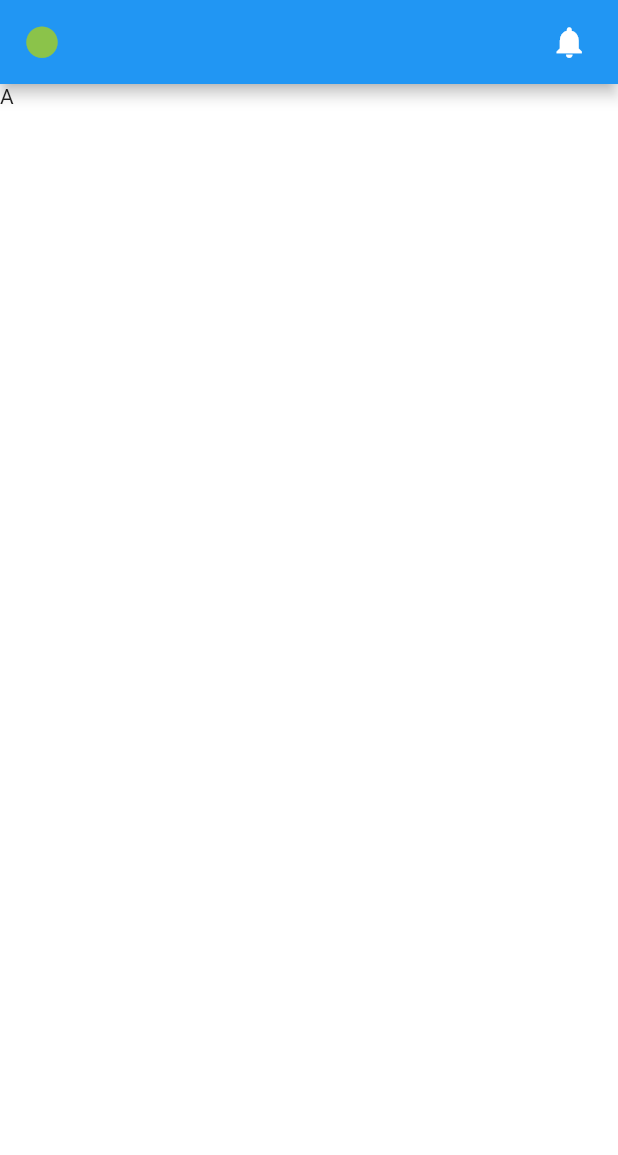
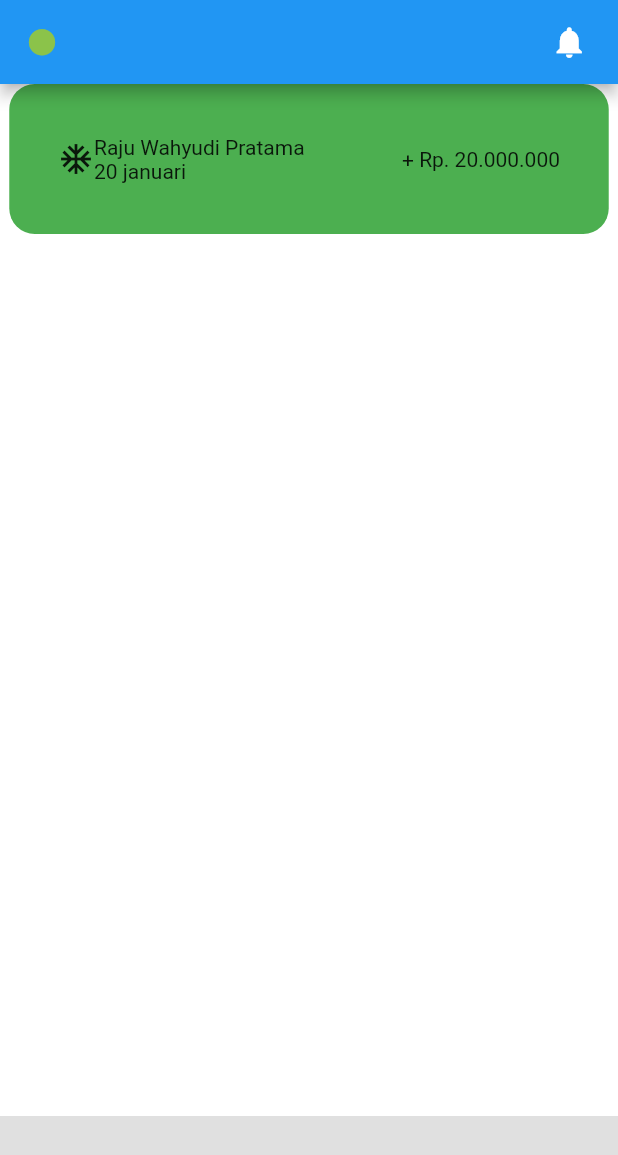
Before and after one commit to rajuwahyudii/mainmenu_mobile_banking-Flutter, a Flutter app: the screen it shows after launch, on a phone screen of 412 x 824 dp. Shown: the top 1155 px of the screen. Run offline on Flutter 3.47's test engine with Material 2 defaults, Android fonts, the phone set to English and light mode, and no system bars.

Commit message:
add history widget for history payment

```diff
--- a/lib/pages/mainmenu.dart
+++ b/lib/pages/mainmenu.dart
@@ -1,18 +1,21 @@
 // ignore_for_file: file_names
 
 import 'package:flutter/material.dart';
+import 'package:mobile_banking_menu/widgets/history.dart';
 
 class MainMenu extends StatelessWidget {
   const MainMenu({Key? key}) : super(key: key);
 
   @override
   Widget build(BuildContext context) {
+    //make size with media query
+    Size size = MediaQuery.of(context).size;
     return Scaffold(
       appBar: AppBar(
         leading: const Icon(
           Icons.lens_rounded,
           color: Colors.lightGreen,
-          size: 25,
+          size: 21,
         ),
         actions: const [
           Icon(
@@ -26,8 +29,15 @@ class MainMenu extends StatelessWidget {
         ],
       ),
       backgroundColor: Colors.white,
-      body: SafeArea(
-        child: Text("A"),
+      body: SingleChildScrollView(
+        child: Column(
+          children: const [History()],
+        ),
+      ),
+      bottomNavigationBar: Container(
+        width: 10,
+        height: 80,
+        color: Colors.grey[300],
       ),
     );
   }
--- /dev/null
+++ b/lib/widgets/bottom_bar.dart
@@ -0,0 +1,10 @@
+import 'package:flutter/material.dart';
+
+class BottomBar extends StatelessWidget {
+  const BottomBar({Key? key}) : super(key: key);
+
+  @override
+  Widget build(BuildContext context) {
+    return Container();
+  }
+}
--- /dev/null
+++ b/lib/widgets/history.dart
@@ -0,0 +1,46 @@
+import "package:flutter/material.dart";
+
+class History extends StatelessWidget {
+  const History({Key? key}) : super(key: key);
+
+  @override
+  Widget build(BuildContext context) {
+    Size size = MediaQuery.of(context).size;
+    return Center(
+      child: Container(
+        width: size.width * 0.97,
+        height: 100,
+        decoration: BoxDecoration(
+          color: Colors.green,
+          borderRadius: BorderRadius.circular(17),
+        ),
+        child: Row(
+          crossAxisAlignment: CrossAxisAlignment.center,
+          mainAxisAlignment: MainAxisAlignment.spaceAround,
+          children: [
+            Row(
+              mainAxisAlignment: MainAxisAlignment.spaceBetween,
+              crossAxisAlignment: CrossAxisAlignment.start,
+              children: [
+                const Center(
+                  child: Icon(
+                    Icons.ac_unit,
+                  ),
+                ),
+                Column(
+                  crossAxisAlignment: CrossAxisAlignment.start,
+                  mainAxisAlignment: MainAxisAlignment.center,
+                  children: const [
+                    Text("Raju Wahyudi Pratama"),
+                    Text("20 januari"),
+                  ],
+                )
+              ],
+            ),
+            const Text("+ Rp. 20.000.000")
+          ],
+        ),
+      ),
+    );
+  }
+}
```
